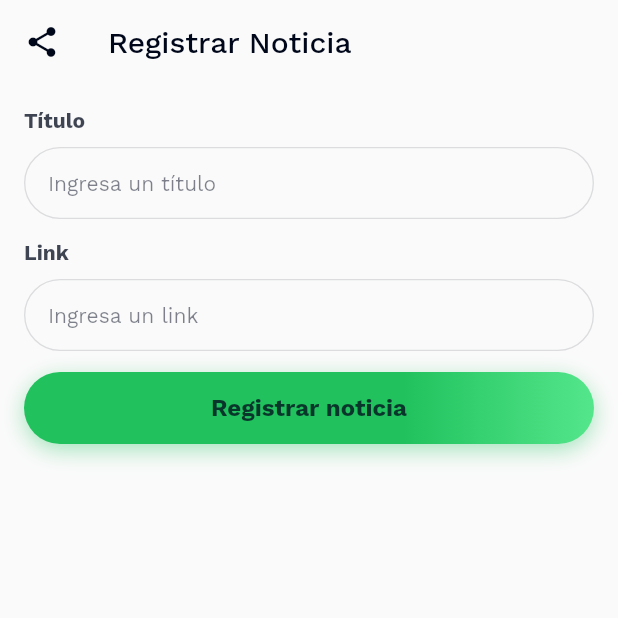
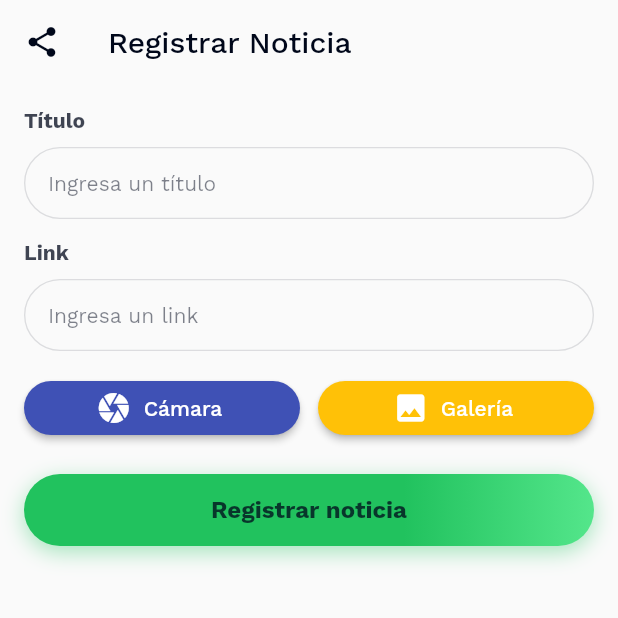
Before and after one commit to ehbarrionuevo/flutter_codigo2_alertapp, a Flutter app: the NewsRegisterPage screen opened directly, on a phone screen of 412 x 824 dp, the top half of it. Run offline on Flutter 3.47's test engine with Material 2 defaults, Android fonts, the phone set to English and light mode, and no system bars; our stand-ins replace geolocator, google_fonts, google_maps_flutter, open_filex, pdf.

Commit message:
News 1.2

```diff
--- a/lib/ui/pages/news_register_page.dart
+++ b/lib/ui/pages/news_register_page.dart
@@ -5,10 +5,8 @@ import 'package:codigo2_alerta/ui/widgets/textfield_custom_widget.dart';
 import 'package:flutter/material.dart';
 
 class NewsRegisterPage extends StatelessWidget {
-
-
   final TextEditingController _titleController = TextEditingController();
-
+  final TextEditingController _linkController = TextEditingController();
 
   @override
   Widget build(BuildContext context) {
@@ -20,7 +18,7 @@ class NewsRegisterPage extends StatelessWidget {
           color: kFontPrimaryColor,
         ),
         leading: IconButton(
-          onPressed: (){
+          onPressed: () {
             //...
             Navigator.pop(context);
           },
@@ -45,12 +43,51 @@ class NewsRegisterPage extends StatelessWidget {
               ),
               spacing14,
               TextFieldCustomWidget(
-                controller: _titleController,
+                controller: _linkController,
                 label: "Link",
                 hintText: "Ingresa un link",
               ),
               spacing14,
-              ButtonCustomWidget(text: "Registrar noticia", onTap: (){},),
+              Row(
+                children: [
+                  Expanded(
+                    child: ElevatedButton.icon(
+                      onPressed: () {},
+                      style: ElevatedButton.styleFrom(
+                        backgroundColor: Colors.indigo,
+                        shape: RoundedRectangleBorder(
+                          borderRadius: BorderRadius.circular(30.0)
+                        )
+                      ),
+                      icon: Icon(Icons.camera),
+                      label: Text(
+                        "Cámara",
+                      ),
+                    ),
+                  ),
+                  spacingWidth12,
+                  Expanded(
+                    child: ElevatedButton.icon(
+                      onPressed: () {},
+                      style: ElevatedButton.styleFrom(
+                          backgroundColor: Colors.amber,
+                          shape: RoundedRectangleBorder(
+                              borderRadius: BorderRadius.circular(30.0)
+                          )
+                      ),
+                      icon: Icon(Icons.image),
+                      label: Text(
+                        "Galería",
+                      ),
+                    ),
+                  ),
+                ],
+              ),
+              spacing20,
+              ButtonCustomWidget(
+                text: "Registrar noticia",
+                onTap: () {},
+              ),
             ],
           ),
         ),
--- a/pubspec.yaml
+++ b/pubspec.yaml
@@ -40,6 +40,7 @@ dependencies:
   pdf: ^3.8.4
   path_provider: ^2.0.11
   open_filex: ^4.3.1
+  image_picker: ^0.8.6
 
 dev_dependencies:
   flutter_test:
```
Also changed, not shown: pubspec.lock.
